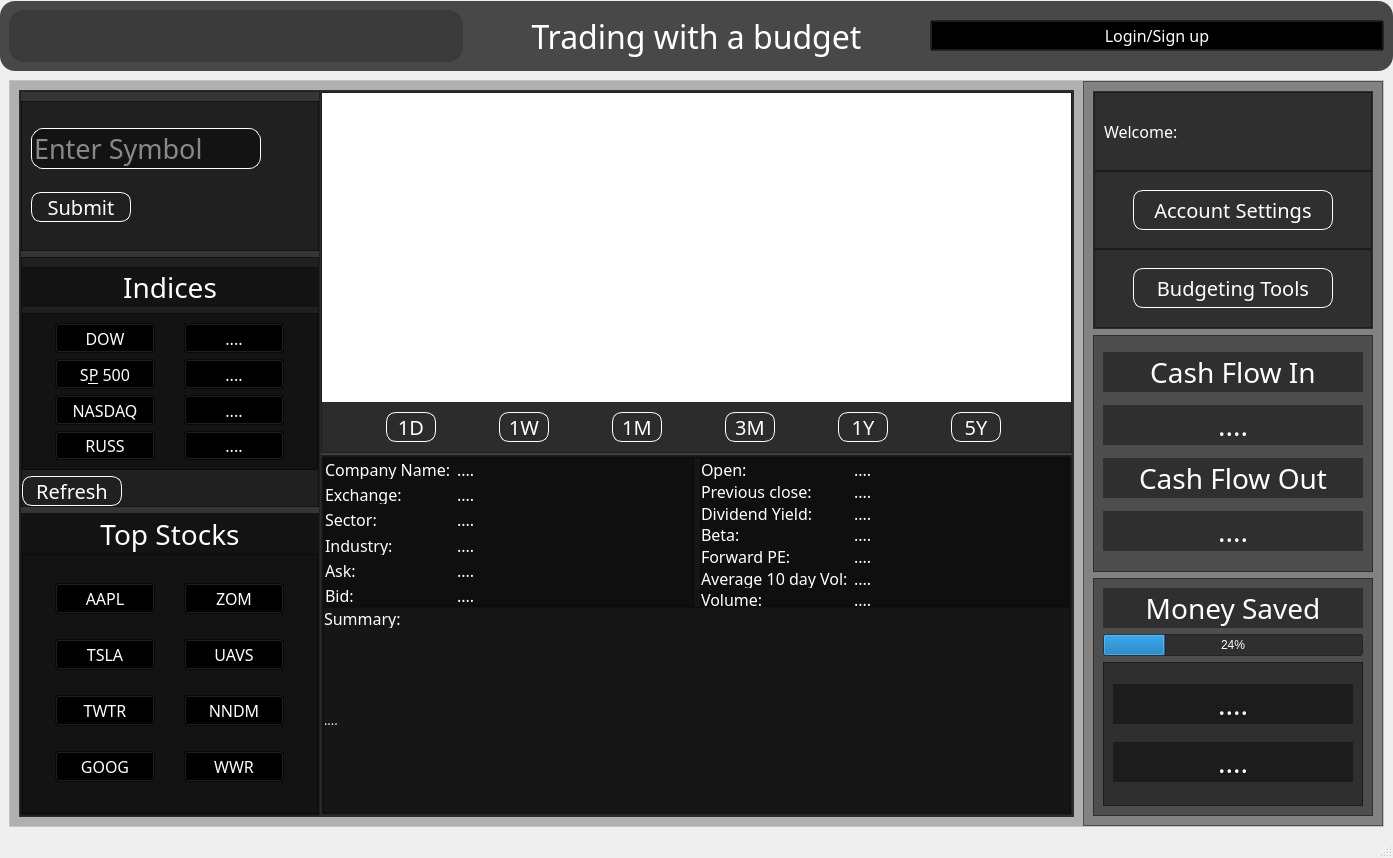
Old version of the form test_ui.ui in the repository kpatel0923/Python_web_scrapping_Stock_market_application.
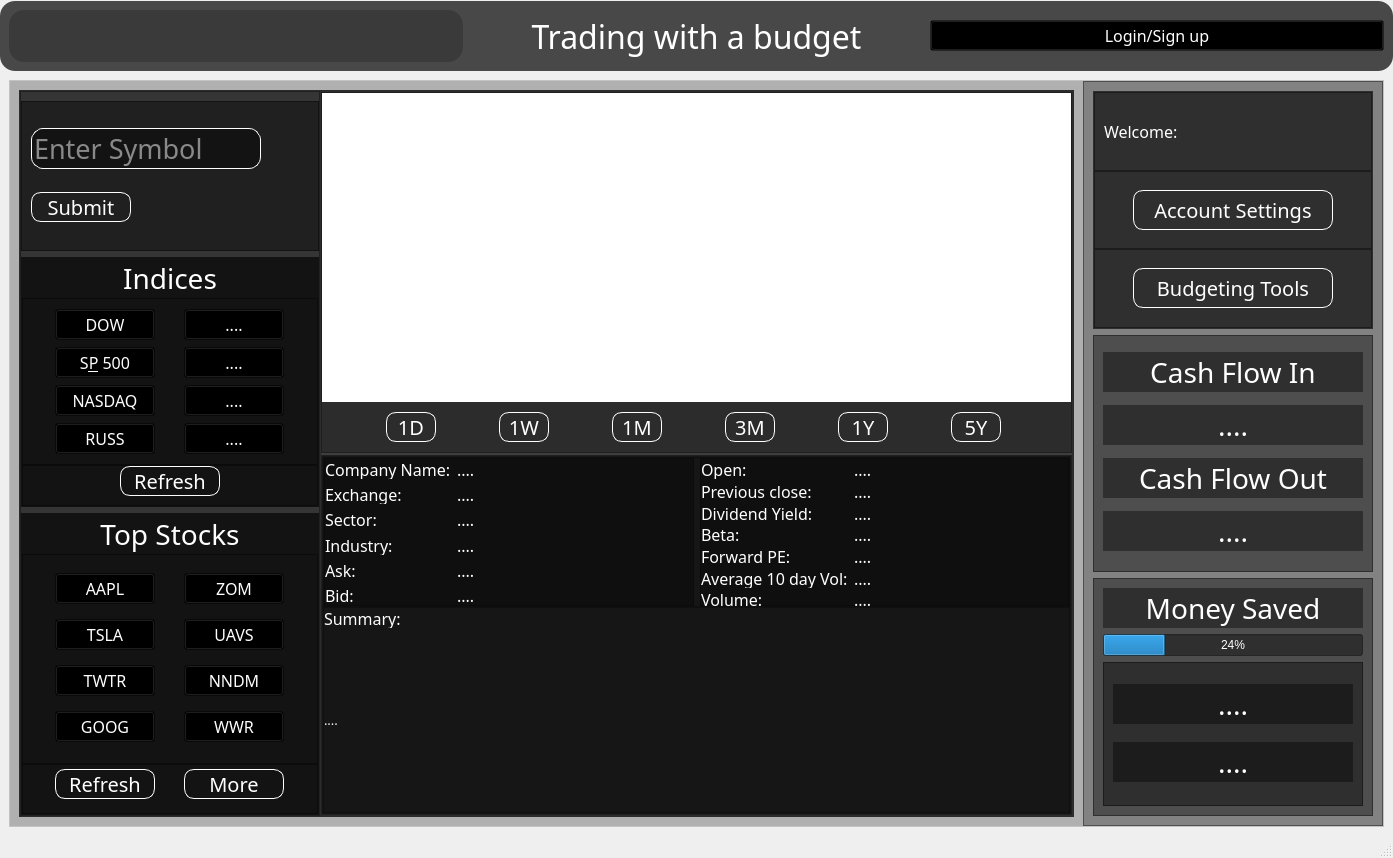
New version of the form. Icons and pictures are not drawn. Custom widgets are drawn as their Qt base class.

Commit message: working on user options

What changed in the file:
```diff
--- a/test_ui.ui
+++ b/test_ui.ui
@@ -4732,9 +4732,15 @@
                            <enum>QFrame::Raised</enum>
                           </property>
                           <layout class="QVBoxLayout" name="verticalLayout_22">
+                           <property name="spacing">
+                            <number>0</number>
+                           </property>
                            <property name="leftMargin">
                             <number>0</number>
                            </property>
+                           <property name="topMargin">
+                            <number>0</number>
+                           </property>
                            <property name="rightMargin">
                             <number>0</number>
                            </property>
@@ -5142,27 +5148,39 @@
                             </widget>
                            </item>
                            <item>
-                            <widget class="QPushButton" name="btn_refresh">
-                             <property name="minimumSize">
-                              <size>
-                               <width>100</width>
-                               <height>25</height>
-                              </size>
+                            <widget class="QFrame" name="frame_89">
+                             <property name="frameShape">
+                              <enum>QFrame::StyledPanel</enum>
                              </property>
-                             <property name="maximumSize">
-                              <size>
-                               <width>100</width>
-                               <height>16777215</height>
-                              </size>
+                             <property name="frameShadow">
+                              <enum>QFrame::Raised</enum>
                              </property>
-                             <property name="font">
-                              <font>
-                               <family>century gothic</family>
-                               <pointsize>15</pointsize>
-                              </font>
-                             </property>
-                             <property name="styleSheet">
-                              <string notr="true">QPushButton
+                             <layout class="QHBoxLayout" name="horizontalLayout_31">
+                              <property name="topMargin">
+                               <number>0</number>
+                              </property>
+                              <item>
+                               <widget class="QPushButton" name="btn_refresh">
+                                <property name="minimumSize">
+                                 <size>
+                                  <width>100</width>
+                                  <height>25</height>
+                                 </size>
+                                </property>
+                                <property name="maximumSize">
+                                 <size>
+                                  <width>100</width>
+                                  <height>16777215</height>
+                                 </size>
+                                </property>
+                                <property name="font">
+                                 <font>
+                                  <family>century gothic</family>
+                                  <pointsize>15</pointsize>
+                                 </font>
+                                </property>
+                                <property name="styleSheet">
+                                 <string notr="true">QPushButton
 {
 	background: transparent;
 	border-radius: 10px;
@@ -5174,10 +5192,13 @@
 {
 	background-color: rgb(0, 170, 255);
 }</string>
-                             </property>
-                             <property name="text">
-                              <string>Refresh</string>
-                             </property>
+                                </property>
+                                <property name="text">
+                                 <string>Refresh</string>
+                                </property>
+                               </widget>
+                              </item>
+                             </layout>
                             </widget>
                            </item>
                           </layout>
@@ -5595,6 +5616,105 @@
                              </layout>
                             </widget>
                            </item>
+                           <item>
+                            <widget class="QFrame" name="frame_88">
+                             <property name="maximumSize">
+                              <size>
+                               <width>16777215</width>
+                               <height>50</height>
+                              </size>
+                             </property>
+                             <property name="frameShape">
+                              <enum>QFrame::StyledPanel</enum>
+                             </property>
+                             <property name="frameShadow">
+                              <enum>QFrame::Raised</enum>
+                             </property>
+                             <layout class="QHBoxLayout" name="horizontalLayout_30">
+                              <property name="topMargin">
+                               <number>0</number>
+                              </property>
+                              <item>
+                               <widget class="QPushButton" name="btn_refresh_2">
+                                <property name="minimumSize">
+                                 <size>
+                                  <width>100</width>
+                                  <height>25</height>
+                                 </size>
+                                </property>
+                                <property name="maximumSize">
+                                 <size>
+                                  <width>100</width>
+                                  <height>16777215</height>
+                                 </size>
+                                </property>
+                                <property name="font">
+                                 <font>
+                                  <family>century gothic</family>
+                                  <pointsize>15</pointsize>
+                                 </font>
+                                </property>
+                                <property name="styleSheet">
+                                 <string notr="true">QPushButton
+{
+	background: transparent;
+	border-radius: 10px;
+	color: rgb(255, 255, 255);
+	border: 1px solid rgb(255, 255, 255)
+}
+
+QPushButton:hover
+{
+	background-color: rgb(0, 170, 255);
+}</string>
+                                </property>
+                                <property name="text">
+                                 <string>Refresh</string>
+                                </property>
+                               </widget>
+                              </item>
+                              <item>
+                               <widget class="QPushButton" name="btn_more">
+                                <property name="minimumSize">
+                                 <size>
+                                  <width>100</width>
+                                  <height>25</height>
+                                 </size>
+                                </property>
+                                <property name="maximumSize">
+                                 <size>
+                                  <width>100</width>
+                                  <height>16777215</height>
+                                 </size>
+                                </property>
+                                <property name="font">
+                                 <font>
+                                  <family>century gothic</family>
+                                  <pointsize>15</pointsize>
+                                 </font>
+                                </property>
+                                <property name="styleSheet">
+                                 <string notr="true">QPushButton
+{
+	background: transparent;
+	border-radius: 10px;
+	color: rgb(255, 255, 255);
+	border: 1px solid rgb(255, 255, 255)
+}
+
+QPushButton:hover
+{
+	background-color: rgb(0, 170, 255);
+}</string>
+                                </property>
+                                <property name="text">
+                                 <string>More</string>
+                                </property>
+                               </widget>
+                              </item>
+                             </layout>
+                            </widget>
+                           </item>
                           </layout>
                          </widget>
                         </item>
```
Left out of the diff: 121 changed lines with no effect on the pictures. The commit also changes 2 other files.
